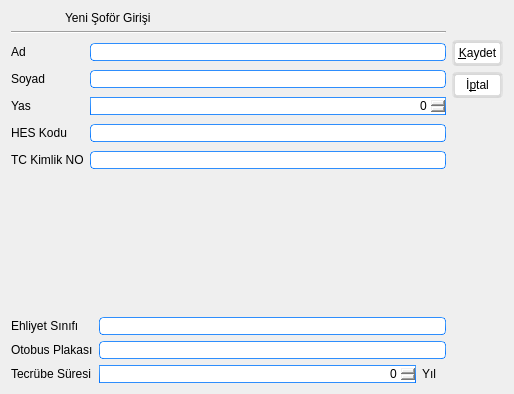
This is Formlar/VeriFormlari/soforverigirisformu.ui in emirkyz/OtobusBilgiSistemi as Qt 5 draws it before an edit. The edited form follows.
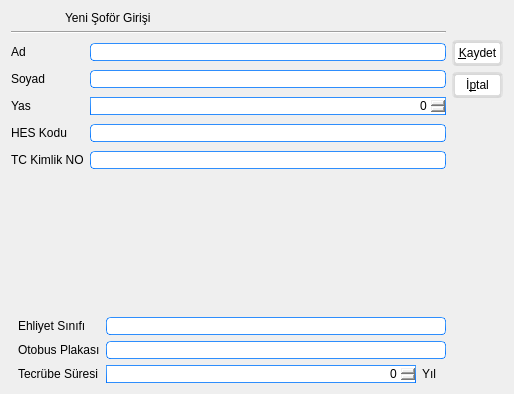
This is the edited form. Icons and pictures are not drawn.

Commit message: -Küçük düzenleme yapıldı

```diff
--- a/Formlar/VeriFormlari/soforverigirisformu.ui
+++ b/Formlar/VeriFormlari/soforverigirisformu.ui
@@ -754,6 +754,9 @@
    </item>
    <item row="4" column="0">
     <layout class="QGridLayout" name="gridLayout">
+     <property name="leftMargin">
+      <number>7</number>
+     </property>
      <item row="0" column="0">
       <widget class="QLabel" name="lblEhliyetSinifi">
        <property name="text">
```
The commit also changes 2 other files.
